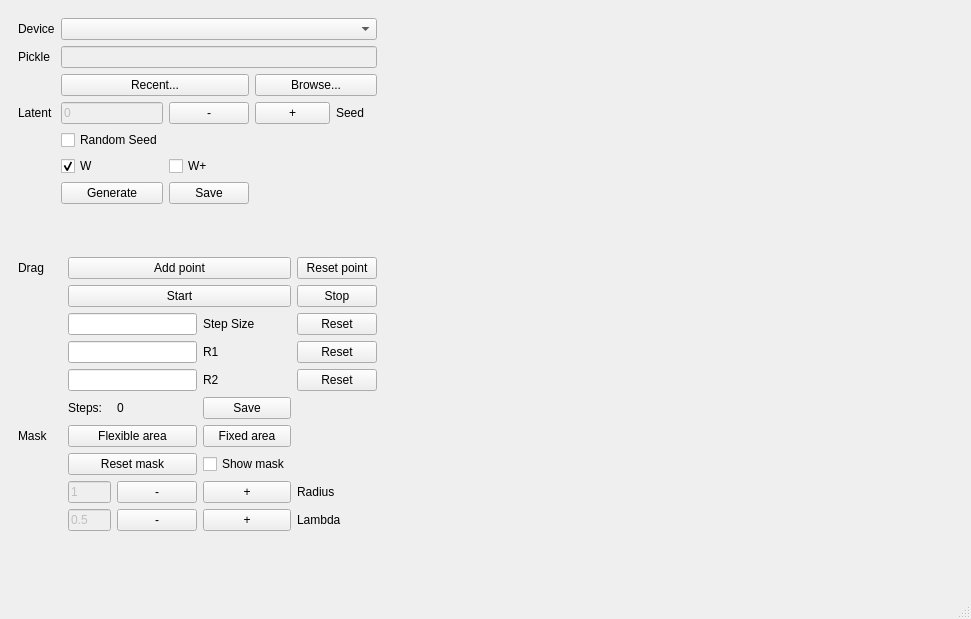
Old version of the form ui/mainwindow.ui in the repository Mech-Who/MyDragGAN.
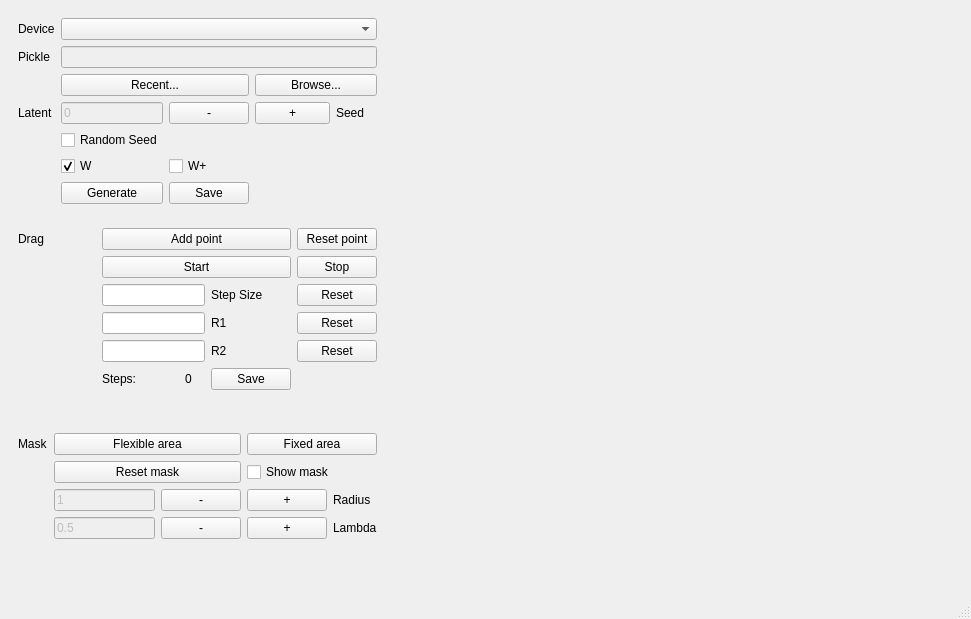
New version of the form. Custom widgets are drawn as their Qt base class.

Commit message: 1. mask的ui部分分离 2. 图片文件夹改名 3. 图片测试

The edit to the form file:
```diff
--- a/ui/mainwindow.ui
+++ b/ui/mainwindow.ui
@@ -18,9 +18,6 @@
     <property name="spacing">
      <number>6</number>
     </property>
-    <item row="0" column="1" rowspan="3">
-     <widget class="ImageWidget" name="Image_Widget" native="true"/>
-    </item>
     <item row="0" column="0">
      <widget class="QWidget" name="model" native="true">
       <property name="sizePolicy">
@@ -190,10 +187,10 @@
     <item row="1" column="0">
      <widget class="QWidget" name="drag" native="true">
       <layout class="QGridLayout" name="gridLayout_3" columnstretch="4,4,1,1,4">
-       <item row="0" column="1" colspan="3">
-        <widget class="QPushButton" name="AddPoint_PushButton">
+       <item row="4" column="4">
+        <widget class="QPushButton" name="Reset4StepSize_PushButton">
          <property name="text">
-          <string>Add point</string>
+          <string>Reset</string>
          </property>
         </widget>
        </item>
@@ -204,38 +201,20 @@
          </property>
         </widget>
        </item>
+       <item row="6" column="1" colspan="2">
+        <widget class="QLineEdit" name="R2_LineEdit"/>
+       </item>
+       <item row="8" column="3">
+        <widget class="QPushButton" name="SaveGenerate_PushButton">
+         <property name="text">
+          <string>Save</string>
+         </property>
+        </widget>
+       </item>
        <item row="4" column="1" colspan="2">
         <widget class="QLineEdit" name="StepSize_LineEdit"/>
        </item>
-       <item row="1" column="4">
-        <widget class="QPushButton" name="Stop_PushButton">
-         <property name="text">
-          <string>Stop</string>
-         </property>
-        </widget>
-       </item>
-       <item row="11" column="4">
-        <widget class="QLabel" name="Drag_Label_5">
-         <property name="text">
-          <string>Lambda</string>
-         </property>
-        </widget>
-       </item>
-       <item row="0" column="4">
-        <widget class="QPushButton" name="ResetPoint_PushButton">
-         <property name="text">
-          <string>Reset point</string>
-         </property>
-        </widget>
-       </item>
-       <item row="11" column="2">
-        <widget class="QPushButton" name="Minus4Lambda_PushButton">
-         <property name="text">
-          <string>-</string>
-         </property>
-        </widget>
-       </item>
-       <item row="7" column="1">
+       <item row="8" column="1">
         <widget class="QLabel" name="Steps_Label">
          <property name="text">
           <string>Steps:</string>
@@ -252,54 +231,6 @@
          </property>
         </widget>
        </item>
-       <item row="8" column="3">
-        <widget class="QPushButton" name="FixedArea_PushButton">
-         <property name="text">
-          <string>Fixed area</string>
-         </property>
-        </widget>
-       </item>
-       <item row="4" column="3">
-        <widget class="QLabel" name="StepSize_Label">
-         <property name="text">
-          <string>Step Size</string>
-         </property>
-        </widget>
-       </item>
-       <item row="8" column="0">
-        <widget class="QLabel" name="Mask_Label">
-         <property name="text">
-          <string>Mask</string>
-         </property>
-        </widget>
-       </item>
-       <item row="12" column="2">
-        <spacer name="verticalSpacer_2">
-         <property name="orientation">
-          <enum>Qt::Vertical</enum>
-         </property>
-         <property name="sizeHint" stdset="0">
-          <size>
-           <width>20</width>
-           <height>40</height>
-          </size>
-         </property>
-        </spacer>
-       </item>
-       <item row="9" column="3">
-        <widget class="QCheckBox" name="ShowMask_CheckBox">
-         <property name="text">
-          <string>Show mask</string>
-         </property>
-        </widget>
-       </item>
-       <item row="10" column="4">
-        <widget class="QLabel" name="Drag_Label_4">
-         <property name="text">
-          <string>Radius</string>
-         </property>
-        </widget>
-       </item>
        <item row="5" column="4">
         <widget class="QPushButton" name="Reset4R1_PushButton">
          <property name="text">
@@ -307,6 +238,27 @@
          </property>
         </widget>
        </item>
+       <item row="0" column="1" colspan="3">
+        <widget class="QPushButton" name="AddPoint_PushButton">
+         <property name="text">
+          <string>Add point</string>
+         </property>
+        </widget>
+       </item>
+       <item row="8" column="2">
+        <widget class="QLabel" name="StepNumber_Label">
+         <property name="text">
+          <string>0</string>
+         </property>
+        </widget>
+       </item>
+       <item row="0" column="4">
+        <widget class="QPushButton" name="ResetPoint_PushButton">
+         <property name="text">
+          <string>Reset point</string>
+         </property>
+        </widget>
+       </item>
        <item row="5" column="3">
         <widget class="QLabel" name="R1_Label">
          <property name="text">
@@ -314,38 +266,68 @@
          </property>
         </widget>
        </item>
-       <item row="11" column="3">
-        <widget class="QPushButton" name="Plus4Lambda_PushButton">
+       <item row="6" column="3">
+        <widget class="QLabel" name="R2_Label">
          <property name="text">
-          <string>+</string>
+          <string>R2</string>
          </property>
         </widget>
        </item>
-       <item row="4" column="4">
-        <widget class="QPushButton" name="Reset4StepSize_PushButton">
+       <item row="6" column="4">
+        <widget class="QPushButton" name="Reset4R2_PushButton">
          <property name="text">
           <string>Reset</string>
          </property>
         </widget>
        </item>
-       <item row="11" column="1">
-        <widget class="QLineEdit" name="Lambda_LineEdit">
-         <property name="enabled">
-          <bool>false</bool>
+       <item row="4" column="3">
+        <widget class="QLabel" name="StepSize_Label">
+         <property name="text">
+          <string>Step Size</string>
          </property>
+        </widget>
+       </item>
+       <item row="1" column="4">
+        <widget class="QPushButton" name="Stop_PushButton">
          <property name="text">
-          <string>0.5</string>
+          <string>Stop</string>
          </property>
         </widget>
        </item>
-       <item row="9" column="1" colspan="2">
-        <widget class="QPushButton" name="ResetMask_PushButton">
+       <item row="9" column="2">
+        <spacer name="verticalSpacer">
+         <property name="orientation">
+          <enum>Qt::Vertical</enum>
+         </property>
+         <property name="sizeHint" stdset="0">
+          <size>
+           <width>20</width>
+           <height>40</height>
+          </size>
+         </property>
+        </spacer>
+       </item>
+      </layout>
+     </widget>
+    </item>
+    <item row="2" column="0">
+     <widget class="QWidget" name="mask" native="true">
+      <layout class="QGridLayout" name="gridLayout_4" columnstretch="0,0,0,0,0">
+       <item row="1" column="3" colspan="2">
+        <widget class="QCheckBox" name="ShowMask_CheckBox">
          <property name="text">
-          <string>Reset mask</string>
+          <string>Show mask</string>
          </property>
         </widget>
        </item>
-       <item row="10" column="1">
+       <item row="0" column="0">
+        <widget class="QLabel" name="Mask_Label">
+         <property name="text">
+          <string>Mask</string>
+         </property>
+        </widget>
+       </item>
+       <item row="2" column="1">
         <widget class="QLineEdit" name="Radius_LineEdit">
          <property name="enabled">
           <bool>false</bool>
@@ -355,61 +337,98 @@
          </property>
         </widget>
        </item>
-       <item row="8" column="1" colspan="2">
+       <item row="2" column="2">
+        <widget class="QPushButton" name="Minus4Radius_PushButton">
+         <property name="text">
+          <string>-</string>
+         </property>
+        </widget>
+       </item>
+       <item row="0" column="1" colspan="2">
         <widget class="QPushButton" name="FlexibleArea_PushButton">
          <property name="text">
           <string>Flexible area</string>
          </property>
         </widget>
        </item>
-       <item row="10" column="3">
+       <item row="3" column="1">
+        <widget class="QLineEdit" name="Lambda_LineEdit">
+         <property name="enabled">
+          <bool>false</bool>
+         </property>
+         <property name="text">
+          <string>0.5</string>
+         </property>
+        </widget>
+       </item>
+       <item row="3" column="4">
+        <widget class="QLabel" name="Drag_Label_5">
+         <property name="text">
+          <string>Lambda</string>
+         </property>
+        </widget>
+       </item>
+       <item row="2" column="3">
         <widget class="QPushButton" name="Plus4Radius_PushButton">
          <property name="text">
           <string>+</string>
          </property>
         </widget>
        </item>
-       <item row="10" column="2">
-        <widget class="QPushButton" name="Minus4Radius_PushButton">
+       <item row="2" column="4">
+        <widget class="QLabel" name="Drag_Label_4">
+         <property name="text">
+          <string>Radius</string>
+         </property>
+        </widget>
+       </item>
+       <item row="3" column="2">
+        <widget class="QPushButton" name="Minus4Lambda_PushButton">
          <property name="text">
           <string>-</string>
          </property>
         </widget>
        </item>
-       <item row="6" column="4">
-        <widget class="QPushButton" name="Reset4R2_PushButton">
+       <item row="1" column="1" colspan="2">
+        <widget class="QPushButton" name="ResetMask_PushButton">
          <property name="text">
-          <string>Reset</string>
+          <string>Reset mask</string>
          </property>
         </widget>
        </item>
-       <item row="6" column="3">
-        <widget class="QLabel" name="R2_Label">
+       <item row="3" column="3">
+        <widget class="QPushButton" name="Plus4Lambda_PushButton">
          <property name="text">
-          <string>R2</string>
+          <string>+</string>
          </property>
         </widget>
        </item>
-       <item row="6" column="1" colspan="2">
-        <widget class="QLineEdit" name="R2_LineEdit"/>
-       </item>
-       <item row="7" column="2">
-        <widget class="QLabel" name="StepNumber_Label">
+       <item row="0" column="3" colspan="2">
+        <widget class="QPushButton" name="FixedArea_PushButton">
          <property name="text">
-          <string>0</string>
+          <string>Fixed area</string>
          </property>
         </widget>
        </item>
-       <item row="7" column="3">
-        <widget class="QPushButton" name="SaveGenerate_PushButton">
-         <property name="text">
-          <string>Save</string>
+       <item row="4" column="2">
+        <spacer name="verticalSpacer_2">
+         <property name="orientation">
+          <enum>Qt::Vertical</enum>
          </property>
-        </widget>
+         <property name="sizeHint" stdset="0">
+          <size>
+           <width>20</width>
+           <height>40</height>
+          </size>
+         </property>
+        </spacer>
        </item>
       </layout>
      </widget>
     </item>
+    <item row="0" column="1" rowspan="3">
+     <widget class="ImageWidget" name="Image_Widget" native="true"/>
+    </item>
    </layout>
   </widget>
   <widget class="QMenuBar" name="menubar">
@@ -418,7 +437,7 @@
      <x>0</x>
      <y>0</y>
      <width>971</width>
-     <height>22</height>
+     <height>21</height>
     </rect>
    </property>
   </widget>
```
The commit also changes 17 other files.
